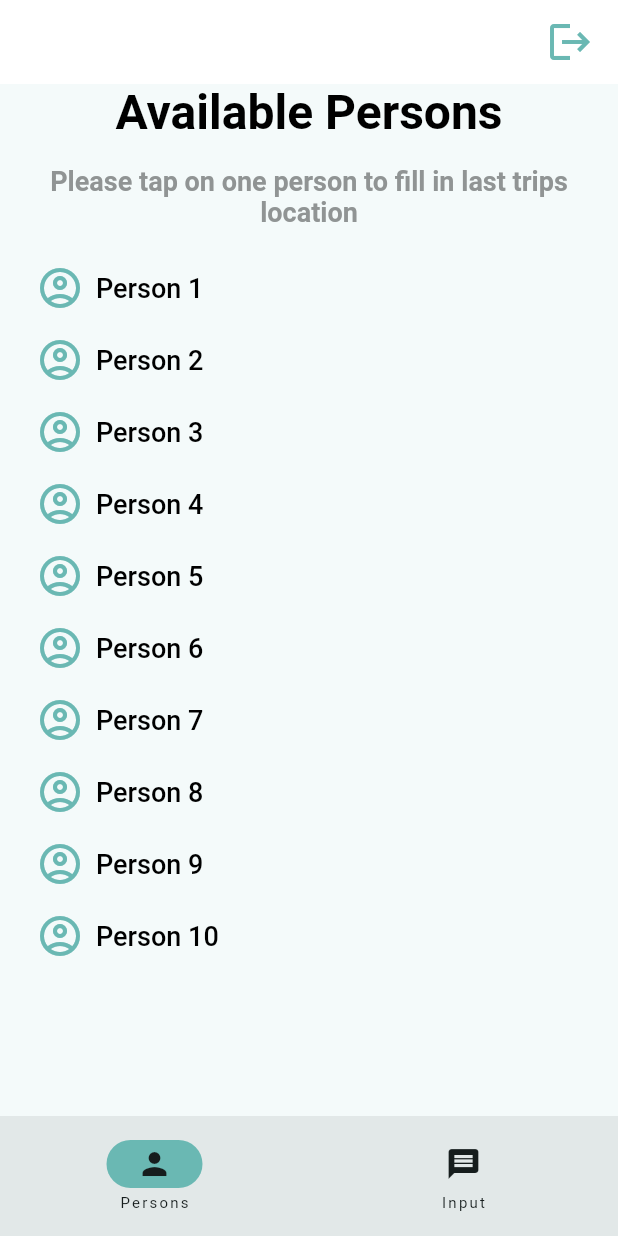
After one commit to dorobantu14/flutter_assignment, a Flutter app: the MainScreen screen opened by its route, on a phone screen of 412 x 824 dp. The commit adds this screen. Run offline on Flutter 3.47's test engine with Material 2 defaults, Android fonts, the phone set to English and light mode, and no system bars; our stand-ins replace flutter_bloc, flutter_svg, freezed_annotation, go_router, shared_preferences; accounts and stored records are empty; generated files the repository leaves out were written again.

Commit message:
Done persons list screen Added nav bar

```diff
--- a/lib/app/app_router.dart
+++ b/lib/app/app_router.dart
@@ -1,6 +1,6 @@
-import 'package:flutter_assignment1/first_screen/presentation/travel_history_screen.dart';
+import 'package:flutter_assignment1/display_screen/presentation/display_input_screen.dart';
 import 'package:flutter_assignment1/login_screen/presentation/login_screen.dart';
-import 'package:flutter_assignment1/second_screen/presentation/display_locations_screen.dart';
+import 'package:flutter_assignment1/main_screen/presentation/main_screen.dart';
 import 'package:go_router/go_router.dart';
 
 class AppRouter {
@@ -13,13 +13,13 @@ class AppRouter {
         ),
         GoRoute(
           path: '/main_screen',
-          builder: (context, state) => const LastTripsLocations(),
+          builder: (context, state) => const MainScreen(),
           routes: [
             GoRoute(
               path: 'display_screen',
               builder: (context, state) {
                 final locations = state.extra as List<String>;
-                return DisplayLocationsScreen(locations: locations);
+                return DisplayInputScreen(locations: locations);
               },
             ),
           ],
--- a/lib/core/strings/strings.dart
+++ b/lib/core/strings/strings.dart
@@ -2,6 +2,8 @@ abstract class Strings {
   //paths
   static const secondScreenPath = '/main_screen/display_screen';
   static const loginIconPath = 'assets/icons/login_icon.svg';
+  static const loginPath = '/login';
+  static const mainScreenPath = '/main_screen';
 
   //texts
   static const locationText = 'Location';
@@ -25,4 +27,11 @@ abstract class Strings {
   static const tryAgainText = 'Try again';
   static const pleaseSignInText = 'Please sign in to continue';
   static const noAccountText = 'Don\'t have an account?';
+  static const personsText = 'Persons';
+  static const inputText = 'Input';
+  static const isLoggedInText = 'isLoggedIn';
+  static const passwordNotStrongText = 'Password not strong enough';
+  static const emailShouldLookText = 'Email should look like: user@xxx.com';
+  static const availablePersonsText = 'Available Persons';
+  static const pleaseTapPersonText = 'Please tap on one person to fill in last trips location';
 }
--- /dev/null
+++ b/lib/main_screen/domain/bloc/persons_bloc.dart
@@ -0,0 +1,48 @@
+import 'dart:async';
+import 'package:flutter_assignment1/main_screen/entity/person_entity.dart';
+import 'package:flutter_bloc/flutter_bloc.dart';
+import 'package:freezed_annotation/freezed_annotation.dart';
+
+part 'persons_event.dart';
+
+part 'persons_bloc.freezed.dart';
+
+part 'persons_state.dart';
+
+class PersonsBloc extends Bloc<PersonsEvent, PersonsState> {
+  PersonsBloc() : super(const PersonsState()) {
+    on<_getPersonsEvent>(_onGetPersonsEvent);
+    on<_addPersonInput>(_onPersonInput);
+  }
+
+  FutureOr<void> _onGetPersonsEvent(
+    _getPersonsEvent event,
+    Emitter<PersonsState> emit,
+  ) {
+    emit(state.copyWith(status: PersonsStatus.loading));
+    emit(
+      state.copyWith(
+        status: PersonsStatus.success,
+        persons: List.generate(
+          10,
+          (index) => PersonEntity(name: 'Person ${index + 1}'),
+        ),
+      ),
+    );
+  }
+
+  FutureOr<void> _onPersonInput(
+    _addPersonInput event,
+    Emitter<PersonsState> emit,
+  ) {
+    emit(state.copyWith(status: PersonsStatus.loading));
+
+    var newList = [...state.persons];
+    final personIndex = newList.indexWhere((person) => person.name == event.personName);
+    newList[personIndex] = PersonEntity(
+      name: event.personName,
+      lastTripsLocations: event.input,
+    );
+    emit(state.copyWith(status: PersonsStatus.success, persons: newList));
+  }
+}
--- /dev/null
+++ b/lib/main_screen/domain/bloc/persons_event.dart
@@ -0,0 +1,11 @@
+part of 'persons_bloc.dart';
+
+@freezed
+class PersonsEvent with _$PersonsEvent {
+  const factory PersonsEvent.getPersons() = _getPersonsEvent;
+
+  const factory PersonsEvent.addPersonInput({
+    required String personName,
+    required List<String> input,
+  }) = _addPersonInput;
+}
--- /dev/null
+++ b/lib/main_screen/domain/bloc/persons_state.dart
@@ -0,0 +1,16 @@
+part of 'persons_bloc.dart';
+
+enum PersonsStatus {
+  initial,
+  loading,
+  success,
+  failure,
+}
+
+@freezed
+class PersonsState with _$PersonsState {
+  const factory PersonsState({
+    @Default(PersonsStatus.initial) status,
+    @Default([]) List<PersonEntity> persons,
+  }) = _PersonsState;
+}
--- /dev/null
+++ b/lib/main_screen/entity/person_entity.dart
@@ -0,0 +1,11 @@
+import 'package:freezed_annotation/freezed_annotation.dart';
+
+part 'person_entity.freezed.dart';
+
+@freezed
+class PersonEntity with _$PersonEntity {
+  const factory PersonEntity({
+    required String name,
+    List<String>? lastTripsLocations
+  }) = _PersonEntity;
+}
--- /dev/null
+++ b/lib/main_screen/presentation/main_screen.dart
@@ -0,0 +1,108 @@
+import 'package:flutter/material.dart';
+import 'package:flutter_assignment1/core/colors/app_colors.dart';
+import 'package:flutter_assignment1/core/strings/strings.dart';
+import 'package:flutter_assignment1/input_screen/presentation/input_screen.dart';
+import 'package:flutter_assignment1/main_screen/domain/bloc/persons_bloc.dart';
+import 'package:flutter_assignment1/main_screen/presentation/persons_list.dart';
+import 'package:flutter_bloc/flutter_bloc.dart';
+import 'package:go_router/go_router.dart';
+import 'package:shared_preferences/shared_preferences.dart';
+
+class MainScreen extends StatefulWidget {
+  const MainScreen({super.key});
+
+  @override
+  State<MainScreen> createState() => _MainScreenState();
+}
+
+class _MainScreenState extends State<MainScreen> {
+  var currentPageIndex = 0;
+  var personIndex = 0;
+
+  @override
+  Widget build(BuildContext context) {
+    return MultiBlocProvider(
+      providers: [
+        BlocProvider<PersonsBloc>(create: (_) => PersonsBloc()),
+      ],
+      child: BlocBuilder<PersonsBloc, PersonsState>(
+        builder: (context, state) {
+          final List<Widget> tabs = [
+            PersonsList(
+              onTap: onPersonTapped,
+            ),
+            if (state.persons.isNotEmpty)
+              InputScreen(
+                personName: state.persons[personIndex].name,
+              ),
+          ];
+          return Scaffold(
+            appBar: getAppBar(context),
+            bottomNavigationBar: NavigationBar(
+              onDestinationSelected: (index) {
+                if (index == 0) {
+                  setState(() {
+                    currentPageIndex = 0;
+                  });
+                }
+              },
+              indicatorColor: AppColors.blue,
+              selectedIndex: currentPageIndex,
+              destinations: getTabs(),
+            ),
+            body: tabs[currentPageIndex],
+          );
+        },
+      ),
+    );
+  }
+
+  List<Widget> getTabs() {
+    return const <Widget>[
+      NavigationDestination(
+        icon: Icon(Icons.person),
+        label: Strings.personsText,
+      ),
+      NavigationDestination(
+        icon: Icon(Icons.message),
+        label: Strings.inputText,
+      ),
+    ];
+  }
+
+  AppBar getAppBar(BuildContext context) {
+    return AppBar(
+      backgroundColor: AppColors.white,
+      elevation: 0,
+      actions: [getLogoutButton(context)],
+    );
+  }
+
+  void onPersonTapped(int index) {
+    setState(() {
+      currentPageIndex = 1;
+      personIndex = index;
+    });
+  }
+
+  Widget getLogoutButton(BuildContext context) {
+    return Padding(
+      padding: const EdgeInsets.only(right: 16),
+      child: GestureDetector(
+        child: const Icon(
+          Icons.logout,
+          color: AppColors.blue,
+          size: 32,
+        ),
+        onTap: () async {
+          await SharedPreferences.getInstance().then(
+            (value) {
+              value.setBool(Strings.isLoggedInText, false);
+              context.go(Strings.loginPath);
+            },
+          );
+        },
+      ),
+    );
+  }
+}
--- /dev/null
+++ b/lib/main_screen/presentation/persons_list.dart
@@ -0,0 +1,110 @@
+import 'package:flutter/material.dart';
+import 'package:flutter_assignment1/core/colors/app_colors.dart';
+import 'package:flutter_assignment1/core/strings/strings.dart';
+import 'package:flutter_assignment1/core/text_styles/text_styles.dart';
+import 'package:flutter_assignment1/main_screen/domain/bloc/persons_bloc.dart';
+import 'package:flutter_bloc/flutter_bloc.dart';
+
+class PersonsList extends StatefulWidget {
+  final void Function(int) onTap;
+
+  const PersonsList({
+    super.key,
+    required this.onTap,
+  });
+
+  @override
+  State<PersonsList> createState() => _PersonsListState();
+}
+
+class _PersonsListState extends State<PersonsList> {
+  @override
+  void initState() {
+    super.initState();
+    final bloc = context.read<PersonsBloc>();
+
+    if (bloc.state.persons.isEmpty) {
+      bloc.add(const PersonsEvent.getPersons());
+    }
+  }
+
+  @override
+  Widget build(BuildContext context) {
+    return BlocBuilder<PersonsBloc, PersonsState>(
+      builder: (context, state) {
+        return Padding(
+          padding: const EdgeInsets.symmetric(horizontal: 16),
+          child: Column(
+            children: [
+              getTitle(),
+              getSubtitle(),
+              getPersonsList(state),
+            ],
+          ),
+        );
+      },
+    );
+  }
+
+  Widget getPersonsList(PersonsState state) {
+    return Expanded(
+      child: ListView.builder(
+        itemCount: state.persons.length,
+        itemBuilder: (context, index) => buildPersonItem(index, state),
+      ),
+    );
+  }
+
+  Widget buildPersonItem(int index, PersonsState state) {
+    return GestureDetector(
+      onTap: () {
+        widget.onTap(index);
+      },
+      child: Row(
+        children: [
+          getPersonIcon(),
+          getPersonName(state, index),
+        ],
+      ),
+    );
+  }
+
+  Widget getPersonName(PersonsState state, int index) {
+    return Text(
+      state.persons[index].name,
+      style: TextStyles.blackButtonTextStyle.copyWith(
+        fontSize: 18,
+        fontWeight: FontWeight.w500,
+      ),
+    );
+  }
+
+  Widget getPersonIcon() {
+    return const Padding(
+      padding: EdgeInsets.symmetric(horizontal: 8, vertical: 8),
+      child: Icon(
+        Icons.account_circle_outlined,
+        color: AppColors.blue,
+        size: 32,
+      ),
+    );
+  }
+
+  Widget getTitle() {
+    return const Text(
+      Strings.availablePersonsText,
+      style: TextStyles.boldSubtitleTextStyle,
+    );
+  }
+
+  Widget getSubtitle() {
+    return Padding(
+      padding: const EdgeInsets.symmetric(vertical: 16),
+      child: Text(
+        Strings.pleaseTapPersonText,
+        style: TextStyles.boldGreyTextStyle.copyWith(fontSize: 18),
+        textAlign: TextAlign.center,
+      ),
+    );
+  }
+}
--- a/pubspec.yaml
+++ b/pubspec.yaml
@@ -15,12 +15,16 @@ dependencies:
   go_router: ^12.0.0
   flutter_svg: ^2.0.7
   shared_preferences: ^2.2.2
+  freezed_annotation: ^2.0.3
+  flutter_bloc: ^8.1.3
 
 dev_dependencies:
   flutter_test:
     sdk: flutter
 
   flutter_lints: ^2.0.0
+  build_runner: ^2.4.6
+  freezed: ^2.4.5
 
 flutter:
   uses-material-design: true
```
Also changed, not shown: lib/display_screen/presentation/display_input_screen.dart (renamed from lib/second_screen/presentation/display_locations_screen.dart, +6 -4 lines), lib/input_screen/presentation/input_screen.dart (renamed from lib/first_screen/presentation/travel_history_screen.dart, +35 -38 lines), lib/login_screen/presentation/login_screen.dart (+6 -6 lines), pubspec.lock.
